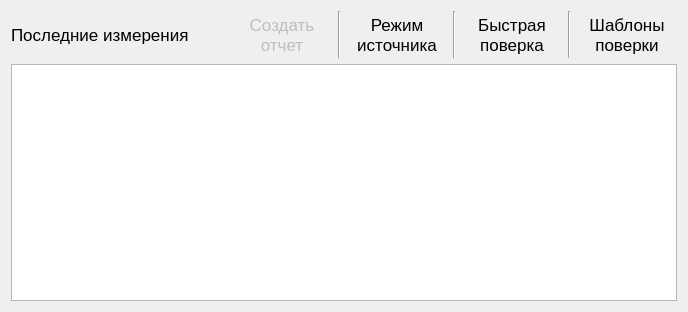
The window that ui/startform.ui (irsural/calibrator_pc) describes before a commit, drawn with Qt 5.
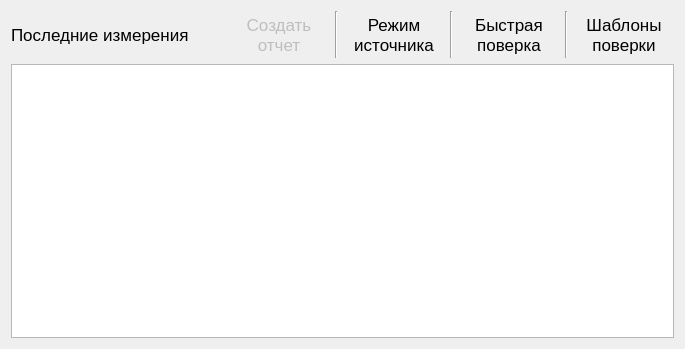
The same window after the commit.

```diff
--- a/ui/startform.ui
+++ b/ui/startform.ui
@@ -6,8 +6,8 @@
    <rect>
     <x>0</x>
     <y>0</y>
-    <width>688</width>
-    <height>312</height>
+    <width>685</width>
+    <height>349</height>
    </rect>
   </property>
   <property name="font">
@@ -167,7 +167,11 @@
    <item>
     <widget class="QTableView" name="measures_table">
      <property name="styleSheet">
-      <string notr="true"/>
+      <string notr="true">selection-color: rgb(0, 0, 0);
+selection-background-color: rgb(170, 170, 255);</string>
+     </property>
+     <property name="editTriggers">
+      <set>QAbstractItemView::NoEditTriggers</set>
      </property>
      <property name="dragEnabled">
       <bool>false</bool>
@@ -184,12 +188,21 @@
      <property name="selectionMode">
       <enum>QAbstractItemView::SingleSelection</enum>
      </property>
+     <property name="selectionBehavior">
+      <enum>QAbstractItemView::SelectRows</enum>
+     </property>
+     <property name="sortingEnabled">
+      <bool>true</bool>
+     </property>
      <property name="wordWrap">
       <bool>true</bool>
      </property>
      <attribute name="horizontalHeaderShowSortIndicator" stdset="0">
       <bool>true</bool>
      </attribute>
+     <attribute name="verticalHeaderVisible">
+      <bool>false</bool>
+     </attribute>
     </widget>
    </item>
   </layout>
```
